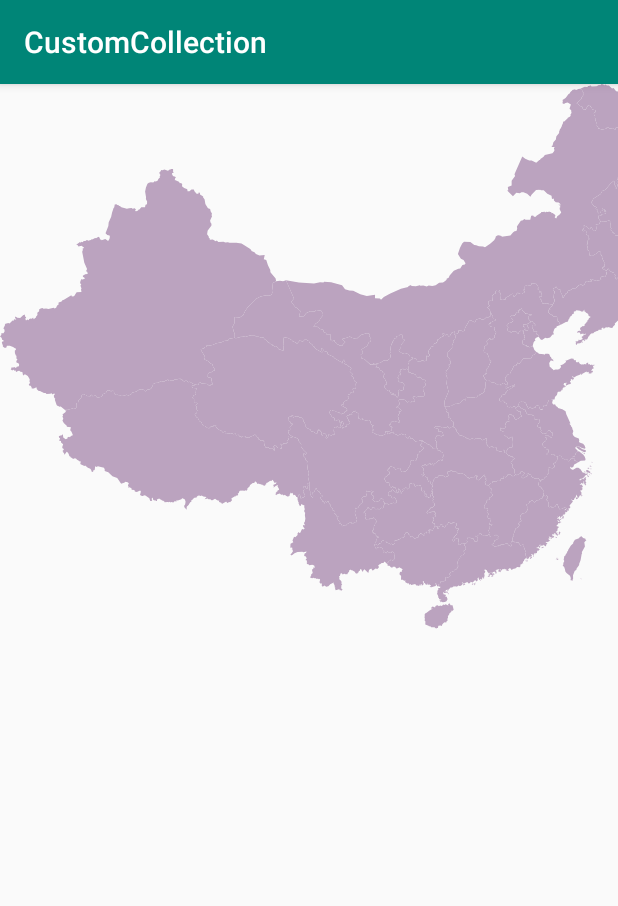
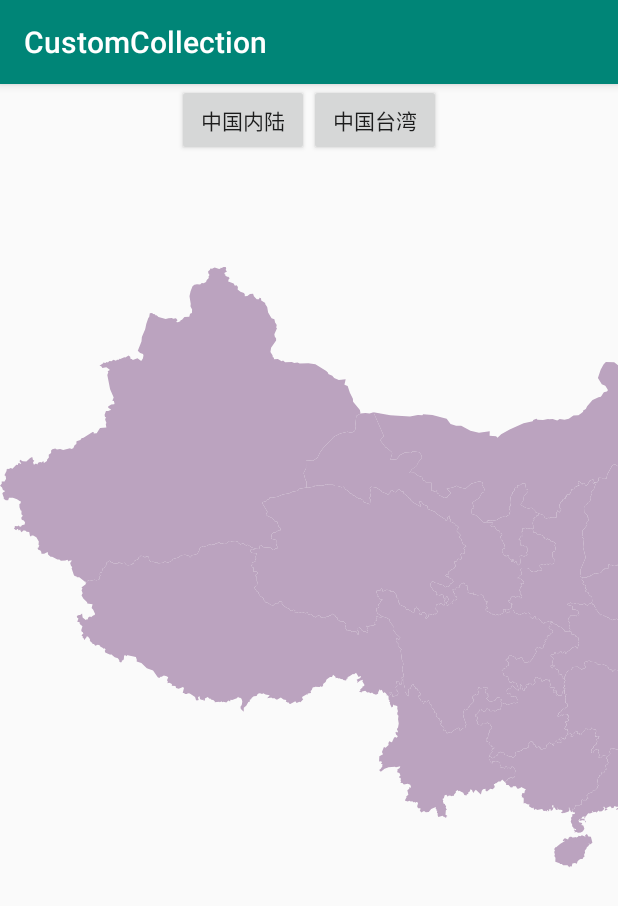
Before and after one commit to Android-Star/CustomCollection, an Android app: the ChinaMapActivity screen opened directly, with no data from a screen before it, on a phone screen of 412 x 824 dp. Shown: the top 906 px of the screen. Run offline under Robolectric (Android 15) with nearby library versions, the phone set to English and light mode, and no system bars.

Commit message:
中国地图

```diff
--- a/app/src/main/java/com/example/yzs/customcollection/showActivity/ChinaMapActivity.java
+++ b/app/src/main/java/com/example/yzs/customcollection/showActivity/ChinaMapActivity.java
@@ -3,14 +3,39 @@
 import android.os.Bundle;
 import android.support.annotation.Nullable;
 import android.support.v7.app.AppCompatActivity;
+import android.view.View;
+import android.widget.Button;
 
 import com.example.yzs.customcollection.R;
+import com.example.yzs.customcollection.views.chinaMap.ChinaMap;
 
-public class ChinaMapActivity extends AppCompatActivity {
+public class ChinaMapActivity extends AppCompatActivity implements View.OnClickListener {
+    private Button btnChineInner, btnChinaTaiWan;
+    private ChinaMap chinaMap;
 
     @Override
     protected void onCreate(@Nullable Bundle savedInstanceState) {
         super.onCreate(savedInstanceState);
         setContentView(R.layout.activity_chinamap);
+        btnChineInner = findViewById(R.id.btnChineInner);
+        btnChinaTaiWan = findViewById(R.id.btnChinaTaiWan);
+        chinaMap = findViewById(R.id.chinaMap);
+
+        btnChineInner.setOnClickListener(this);
+        btnChinaTaiWan.setOnClickListener(this);
+    }
+
+    @Override
+    public void onClick(View v) {
+        switch (v.getId()) {
+            case R.id.btnChineInner:
+                chinaMap.setResId(R.raw.china);
+                break;
+            case R.id.btnChinaTaiWan:
+                chinaMap.setResId(R.raw.taiwan);
+                break;
+            default:
+                break;
+        }
     }
 }
--- a/app/src/main/java/com/example/yzs/customcollection/views/chinaMap/ChinaMap.java
+++ b/app/src/main/java/com/example/yzs/customcollection/views/chinaMap/ChinaMap.java
@@ -39,6 +39,7 @@
     private ProvinceItem selectProvice;
     private float scale = 1.0f;
     private RectF pathRectF;
+    private int resId;
 
     private Handler handler = new Handler(Looper.getMainLooper()) {
         @Override
@@ -50,45 +51,14 @@
         }
     };
 
-    private Thread thread = new Thread() {
-        @Override
-        public void run() {
-            super.run();
-            try {
-                List<ProvinceItem> list = new ArrayList<>();
-                DocumentBuilderFactory builderFactory = DocumentBuilderFactory.newInstance();
-                DocumentBuilder documentBuilder = builderFactory.newDocumentBuilder();
-                Document parse = documentBuilder.parse(getResources().openRawResource(R.raw.china2));
-                Element documentElement = parse.getDocumentElement();
-                NodeList nodeList = documentElement.getElementsByTagName("path");
-                int left = 0, top = 0, right = 0, bottom = 0;
-                for (int i = 0; i < nodeList.getLength(); i++) {
-                    Element item = (Element) nodeList.item(i);
-                    String pathData = item.getAttribute("d");
-                    String title = item.getAttribute("title");
-                    @SuppressLint("RestrictedApi")
-                    Path path = PathParser.createPathFromPathData(pathData);
-                    ProvinceItem provinceItem = new ProvinceItem(path);
-                    provinceItem.setDrawColor(Color.parseColor(getRandColorCode()));
-                    provinceItem.setTitle(title);
-                    list.add(provinceItem);
-                    RectF currentRectF = new RectF();
-                    path.computeBounds(currentRectF, true);
-                    left = (int) Math.min(left, currentRectF.left);
-                    top = (int) Math.min(top, currentRectF.top);
-                    right = (int) Math.max(right, currentRectF.right);
-                    bottom = (int) Math.max(bottom, currentRectF.bottom);
-                    pathRectF = new RectF(left, top, right, bottom);
-                }
-                provinceItems = list;
-                handler.sendEmptyMessage(0);
-            } catch (Exception e) {
-                e.printStackTrace();
-            }
-
-
+    public void setResId(int resId) {
+        if (this.resId == resId) {
+            return;
         }
-    };
+        this.resId = resId;
+        LoadThread thread = new LoadThread();
+        thread.start();
+    }
 
     public ChinaMap(Context context) {
         this(context, null);
@@ -104,7 +74,9 @@
     }
 
     private void init() {
+        this.resId = R.raw.china;
         paint = new Paint(Paint.ANTI_ALIAS_FLAG);
+        LoadThread thread = new LoadThread();
         thread.start();
     }
 
@@ -148,7 +120,7 @@
         for (ProvinceItem item : provinceItems) {
             if (item.isTouch(x, y)) {
                 selectProvice = item;
-                Toast.makeText(getContext(),item.getTitle(),Toast.LENGTH_SHORT).show();
+                Toast.makeText(getContext(), item.getTitle(), Toast.LENGTH_SHORT).show();
                 break;
             }
         }
@@ -171,4 +143,45 @@
 
         return "#" + r + g + b;
     }
+
+    class LoadThread extends Thread {
+        @Override
+        public void run() {
+
+            super.run();
+            try {
+                List<ProvinceItem> list = new ArrayList<>();
+                DocumentBuilderFactory builderFactory = DocumentBuilderFactory.newInstance();
+                DocumentBuilder documentBuilder = builderFactory.newDocumentBuilder();
+                Document parse = documentBuilder.parse(getResources().openRawResource(resId));
+                Element documentElement = parse.getDocumentElement();
+                NodeList nodeList = documentElement.getElementsByTagName("path");
+                int left = 0, top = 0, right = 0, bottom = 0;
+                for (int i = 0; i < nodeList.getLength(); i++) {
+                    Element item = (Element) nodeList.item(i);
+                    String pathData = item.getAttribute("d");
+                    String title = item.getAttribute("title");
+                    @SuppressLint("RestrictedApi")
+                    Path path = PathParser.createPathFromPathData(pathData);
+                    ProvinceItem provinceItem = new ProvinceItem(path);
+                    provinceItem.setDrawColor(Color.parseColor(getRandColorCode()));
+                    provinceItem.setTitle(title);
+                    list.add(provinceItem);
+                    RectF currentRectF = new RectF();
+                    path.computeBounds(currentRectF, true);
+                    left = (int) Math.min(left, currentRectF.left);
+                    top = (int) Math.min(top, currentRectF.top);
+                    right = (int) Math.max(right, currentRectF.right);
+                    bottom = (int) Math.max(bottom, currentRectF.bottom);
+                    pathRectF = new RectF(left, top, right, bottom);
+                }
+                provinceItems = list;
+                handler.sendEmptyMessage(0);
+            } catch (Exception e) {
+                e.printStackTrace();
+            }
+
+
+        }
+    }
 }
--- a/app/src/main/res/layout/activity_chinamap.xml
+++ b/app/src/main/res/layout/activity_chinamap.xml
@@ -3,7 +3,28 @@
     android:layout_width="match_parent"
     android:layout_height="match_parent">
 
+    <LinearLayout
+        android:id="@+id/llBtn"
+        android:layout_width="match_parent"
+        android:layout_height="wrap_content"
+        android:gravity="center_horizontal">
+
+        <Button
+            android:id="@+id/btnChineInner"
+            android:layout_width="wrap_content"
+            android:layout_height="wrap_content"
+            android:text="中国内陆" />
+
+        <Button
+            android:id="@+id/btnChinaTaiWan"
+            android:layout_width="wrap_content"
+            android:layout_height="wrap_content"
+            android:text="中国台湾" />
+    </LinearLayout>
+
     <com.example.yzs.customcollection.views.chinaMap.ChinaMap
+        android:id="@+id/chinaMap"
         android:layout_width="match_parent"
-        android:layout_height="match_parent" />
+        android:layout_height="match_parent"
+        android:layout_below="@id/llBtn" />
 </RelativeLayout>
```
Also changed, not shown: app/src/main/res/raw/china.svg, app/src/main/res/raw/china2.svg (deleted).
